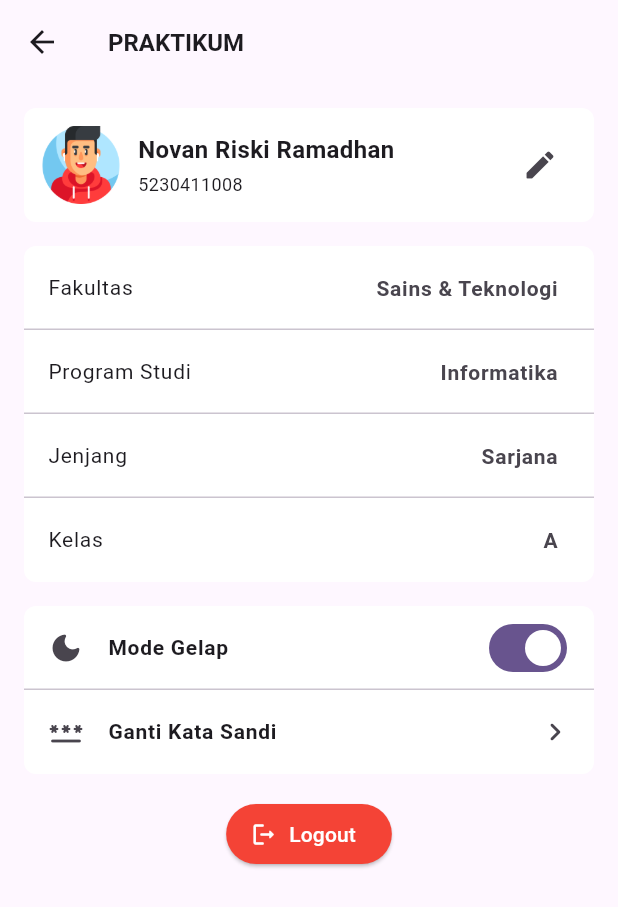
After one commit to danypratamadev/quick_note, a Flutter app: the Bab2PraktikPage screen opened by its route, on a phone screen of 412 x 824 dp. The commit adds this screen. Shown: the top 907 px of the screen. Run offline on Flutter 3.47's test engine with Material 3 defaults, Android fonts, the phone set to English and light mode, and no system bars; our stand-ins replace fluttertoast.

Commit message:
Fix: Materi Bab II

```diff
--- a/lib/core/routes/app_routes.dart
+++ b/lib/core/routes/app_routes.dart
@@ -1,13 +1,17 @@
 import 'package:quick_note/views/bab2/page/bab2_page.dart';
+import 'package:quick_note/views/bab2/page/bab2_praktik_page.dart';
 import 'package:quick_note/views/bab2/page/column_page.dart';
 import 'package:quick_note/views/bab2/page/column_row_page.dart';
 import 'package:quick_note/views/bab2/page/container_page.dart';
 import 'package:quick_note/views/bab2/page/elevatedbutton_page.dart';
+import 'package:quick_note/views/bab2/page/expansiontile_page.dart';
 import 'package:quick_note/views/bab2/page/icon_page.dart';
 import 'package:quick_note/views/bab2/page/iconbutton_page.dart';
 import 'package:quick_note/views/bab2/page/image_asset_page.dart';
 import 'package:quick_note/views/bab2/page/image_network_page.dart';
+import 'package:quick_note/views/bab2/page/listtile_page.dart';
 import 'package:quick_note/views/bab2/page/row_page.dart';
+import 'package:quick_note/views/bab2/page/switch_page.dart';
 import 'package:quick_note/views/bab2/page/text_page.dart';
 import 'package:quick_note/views/bab2/page/textbutton_page.dart';
 import 'package:quick_note/views/bab2/page/textfield_page.dart';
@@ -17,17 +21,21 @@ class AppRoutes {
   static final routes = {
     '/bab2': (context) => const Bab2Page(),
     '/bab2/text': (context) => const TextPage(),
+    '/bab2/icon': (context) => const IconPage(),
     '/bab2/container': (context) => const ContainerPage(),
     '/bab2/row': (context) => const RowPage(),
     '/bab2/column': (context) => const ColumnPage(),
     '/bab2/column-row': (context) => const ColumnRowPage(),
+    '/bab2/switch': (context) => const SwitchPage(),
     '/bab2/elevatedbutton': (context) => const ElevatedbuttonPage(),
     '/bab2/iconbutton': (context) => const IconbuttonPage(),
     '/bab2/textbutton': (context) => const TextbuttonPage(),
     '/bab2/textfield': (context) => const TextfieldPage(),
-    '/bab2/icon': (context) => const IconPage(),
     '/bab2/image-network': (context) => const ImageNetworkPage(),
     '/bab2/image-asset': (context) => const ImageAssetPage(),
+    '/bab2/listtile': (context) => const ListtilePage(),
+    '/bab2/expansiontile': (context) => const ExpansiontilePage(),
+    '/bab2/praktik': (context) => const Bab2PraktikPage(),
   };
 
 }
--- /dev/null
+++ b/lib/views/bab2/page/bab2_praktik_page.dart
@@ -0,0 +1,228 @@
+import 'package:flutter/material.dart';
+import 'package:quick_note/core/utils/toast.dart';
+
+class Bab2PraktikPage extends StatefulWidget {
+  const Bab2PraktikPage({super.key});
+
+  @override
+  State<Bab2PraktikPage> createState() => _Bab2PraktikPageState();
+}
+
+class _Bab2PraktikPageState extends State<Bab2PraktikPage> {
+
+  bool switchEnable = true;
+
+  void onChangeSwitch({required bool value}) {
+    setState(() {
+      switchEnable = value;
+    });
+  }
+
+  @override
+  Widget build(BuildContext context) {
+    return Scaffold(
+      appBar: AppBar(
+        title: Text(
+          'Praktikum'.toUpperCase(),
+          style: const TextStyle(
+            fontSize: 16.0,
+            fontWeight: FontWeight.w600
+          ),
+        ),
+      ),
+      body: SafeArea(
+        child: SingleChildScrollView(
+          padding: const EdgeInsets.all(16.0),
+          physics: const BouncingScrollPhysics(),
+          child: Column(
+            children: [
+              Container(
+                padding: const EdgeInsets.all(12.0),
+                decoration: BoxDecoration(
+                  color: Colors.white,
+                  borderRadius: BorderRadius.circular(8.0)
+                ),
+                child: Row(
+                  children: [
+                    Image.asset(
+                      'assets/images/avatar.png',
+                      width: 52.0,
+                      height: 52.0,
+                    ),
+                    const SizedBox(width: 12.0,),
+                    const Expanded(
+                      child: Column(
+                        crossAxisAlignment: CrossAxisAlignment.start,
+                        children: [
+                          Text(
+                            'Novan Riski Ramadhan',
+                            style: TextStyle(
+                              fontSize: 16.0,
+                              fontWeight: FontWeight.w600
+                            ),
+                          ),
+                          SizedBox(height: 3.0,),
+                          Text(
+                            '5230411008',
+                            style: TextStyle(
+                              fontSize: 12.0,
+                            ),
+                          ),
+                        ],
+                      )
+                    ),
+                    const SizedBox(width: 12.0,),
+                    IconButton(
+                      onPressed: () => AppToast.show(message: 'Edit Profile'),
+                      icon: const Icon(
+                        Icons.edit_rounded,
+                      )
+                    )
+                  ],
+                ),
+              ),
+              const SizedBox(height: 16.0,),
+              Container(
+                decoration: BoxDecoration(
+                  color: Colors.white,
+                  borderRadius: BorderRadius.circular(8.0)
+                ),
+                child: const Column(
+                  children: [
+                    ListTile(
+                      title: Text(
+                        'Fakultas',
+                        style: TextStyle(
+                          fontSize: 14.0
+                        ),
+                      ),
+                      trailing: Text(
+                        'Sains & Teknologi',
+                        style: TextStyle(
+                          fontSize: 14.0,
+                          fontWeight: FontWeight.w600
+                        ),
+                      ),
+                    ),
+                    Divider(height: 0.0,),
+                    ListTile(
+                      title: Text(
+                        'Program Studi',
+                        style: TextStyle(
+                          fontSize: 14.0
+                        ),
+                      ),
+                      trailing: Text(
+                        'Informatika',
+                        style: TextStyle(
+                          fontSize: 14.0,
+                          fontWeight: FontWeight.w600
+                        ),
+                      ),
+                    ),
+                    Divider(height: 0.0,),
+                    ListTile(
+                      title: Text(
+                        'Jenjang',
+                        style: TextStyle(
+                          fontSize: 14.0
+                        ),
+                      ),
+                      trailing: Text(
+                        'Sarjana',
+                        style: TextStyle(
+                          fontSize: 14.0,
+                          fontWeight: FontWeight.w600
+                        ),
+                      ),
+                    ),
+                    Divider(height: 0.0,),
+                    ListTile(
+                      title: Text(
+                        'Kelas',
+                        style: TextStyle(
+                          fontSize: 14.0
+                        ),
+                      ),
+                      trailing: Text(
+                        'A',
+                        style: TextStyle(
+                          fontSize: 14.0,
+                          fontWeight: FontWeight.w600
+                        ),
+                      ),
+                    ),
+                  ],
+                )
+              ),
+              const SizedBox(height: 16.0,),
+              Container(
+                decoration: BoxDecoration(
+                  color: Colors.white,
+                  borderRadius: BorderRadius.circular(8.0)
+                ),
+                child: Column(
+                  children: [
+                    ListTile(
+                      leading: const Icon(
+                        Icons.dark_mode_rounded
+                      ),
+                      title: const Text(
+                        'Mode Gelap',
+                        style: TextStyle(
+                          fontSize: 14.0,
+                          fontWeight: FontWeight.w600
+                        ),
+                      ),
+                      trailing: Transform.translate(
+                        offset: const Offset(10.0, 0.0),
+                        child: Switch(
+                          value: switchEnable,
+                          onChanged: (value) => onChangeSwitch(value: value),
+                        ),
+                      ),
+                    ),
+                    const Divider(height: 0.0,),
+                    ListTile(
+                      onTap: () => AppToast.show(message: 'Change Password'),
+                      leading: const Icon(
+                        Icons.password_rounded
+                      ),
+                      title: const Text(
+                        'Ganti Kata Sandi',
+                        style: TextStyle(
+                          fontSize: 14.0,
+                          fontWeight: FontWeight.w600
+                        ),
+                      ),
+                      trailing: Transform.translate(
+                        offset: const Offset(10.0, 0.0),
+                        child: const Icon(
+                          Icons.chevron_right_rounded
+                        )
+                      ),
+                    ),
+                  ]
+                )
+              ),
+              const SizedBox(height: 16.0,),
+              ElevatedButton.icon(
+                onPressed: () => AppToast.show(message: 'Logout Account'),
+                icon: const Icon(
+                  Icons.logout_rounded
+                ),
+                label: const Text(
+                  'Logout'
+                ),
+                style: ElevatedButton.styleFrom(
+                  backgroundColor: Colors.red,
+                  foregroundColor: Colors.white
+                ),
+              )
+            ],
+          ),
+        )
+      ),
+    );
+  }
+}
--- a/lib/views/bab2/page/icon_page.dart
+++ b/lib/views/bab2/page/icon_page.dart
@@ -20,7 +20,8 @@ class _IconPageState extends State<IconPage> {
           ),
         ),
       ),
-      body: const Center(
+      body: const SafeArea(
+        child: Center(
           child: Column(
             mainAxisAlignment: MainAxisAlignment.center,
             children: [
@@ -56,6 +57,7 @@ class _IconPageState extends State<IconPage> {
             ],
           )
         ),
+      ),
     );
   }
 }
--- a/lib/views/bab2/page/image_asset_page.dart
+++ b/lib/views/bab2/page/image_asset_page.dart
@@ -20,7 +20,8 @@ class _ImageAssetPageState extends State<ImageAssetPage> {
           ),
         ),
       ),
-      body: Center(
+      body: SafeArea(
+        child: Center(
           child: ClipRRect(
             borderRadius: BorderRadius.circular(8.0),
             child: Image.asset(
@@ -32,6 +33,7 @@ class _ImageAssetPageState extends State<ImageAssetPage> {
             ),
           )
         ),
+      ),
     );
   }
 }
--- a/lib/views/bab2/page/image_network_page.dart
+++ b/lib/views/bab2/page/image_network_page.dart
@@ -20,7 +20,8 @@ class _ImageNetworkPageState extends State<ImageNetworkPage> {
           ),
         ),
       ),
-      body: Center(
+      body: SafeArea(
+        child: Center(
           child: ClipRRect(
             borderRadius: BorderRadius.circular(8.0),
             child: Image.network(
@@ -32,6 +33,7 @@ class _ImageNetworkPageState extends State<ImageNetworkPage> {
             ),
           )
         ),
+      ),
     );
   }
 }
--- a/pubspec.yaml
+++ b/pubspec.yaml
@@ -12,6 +12,7 @@ dependencies:
     sdk: flutter
 
   cupertino_icons: ^1.0.6
+  fluttertoast: ^8.2.6
 
 dev_dependencies:
   flutter_test:
```
Also changed, not shown: lib/core/utils/toast.dart (added, +15 -0 lines), lib/views/bab2/page/bab2_page.dart (+25 -10 lines), lib/views/bab2/page/elevatedbutton_page.dart (+11 -11 lines), lib/views/bab2/page/expansiontile_page.dart (added, +112 -0 lines), lib/views/bab2/page/iconbutton_page.dart (+11 -12 lines), lib/views/bab2/page/listtile_page.dart (added, +116 -0 lines), lib/views/bab2/page/switch_page.dart (added, +53 -0 lines), lib/views/bab2/page/textbutton_page.dart (+83 -3 lines), assets/images/avatar.png (added), pubspec.lock, 9 other files. Lines whose indentation alone changed are shown as unchanged.
